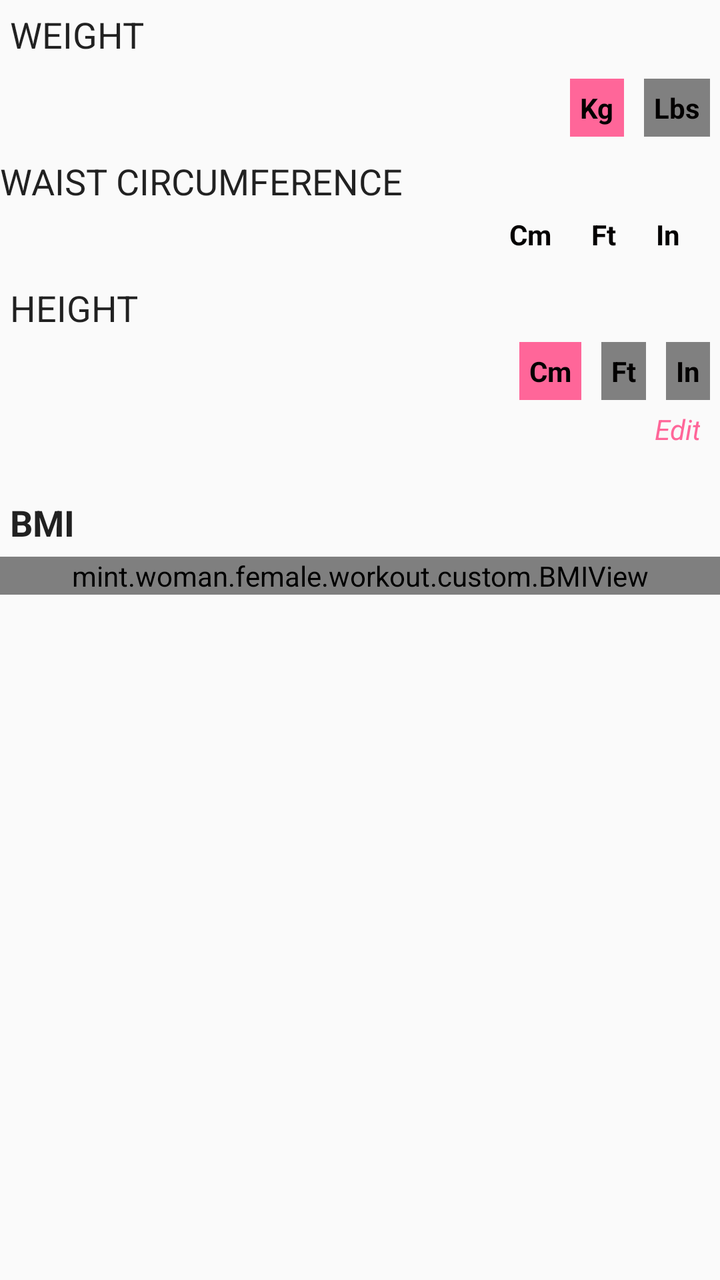
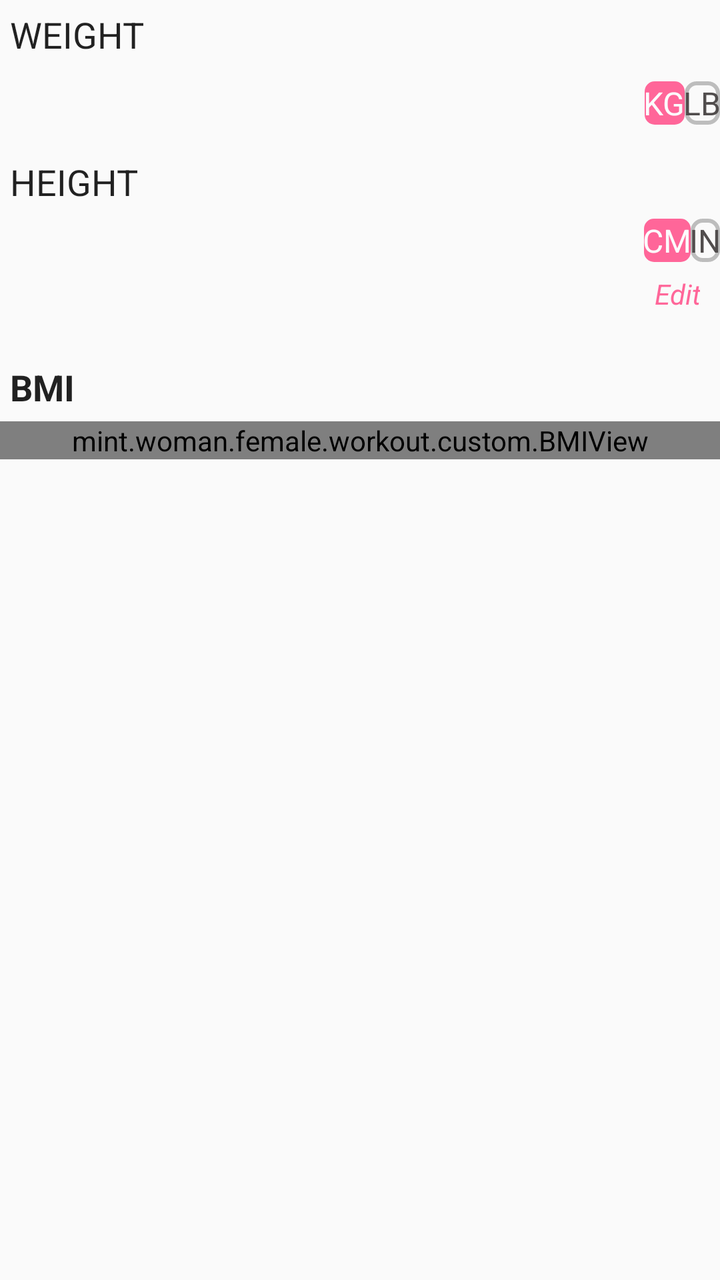

Two renders of the same Android screen: before a commit and after it. Below are the layout's source before the change and the commit's diff.
<!-- AndroidManifest.xml: application theme AppTheme -->
<!-- res/layout/fragment_bmi.xml -->
<?xml version="1.0" encoding="utf-8"?>
<LinearLayout xmlns:android="http://schemas.android.com/apk/res/android"
    xmlns:app="http://schemas.android.com/apk/res-auto"
    xmlns:tools="http://schemas.android.com/tools"
    android:layout_width="match_parent"
    android:layout_height="match_parent"
    android:orientation="vertical"
    tools:ignore="HardcodedText"
    tools:context=".fragment.BMIFragment">


    <LinearLayout
        android:layout_width="match_parent"
        android:layout_height="wrap_content"
        android:orientation="vertical">

        <TextView
            android:id="@+id/txt_weight"
            android:layout_width="match_parent"
            android:layout_height="wrap_content"
            android:layout_margin="5dp"
            android:layout_weight="1"
            android:text="@string/txt_weight"
            android:textAllCaps="true"
            android:textAppearance="@style/TextAppearance.AppCompat.Body1"
            android:textSize="18sp" />

        <LinearLayout
            android:layout_width="match_parent"
            android:layout_height="match_parent"
            android:layout_marginBottom="5dp"
            android:layout_marginTop="5dp"
            android:layout_weight="1"
            android:gravity="center_vertical"
            android:orientation="horizontal">

            <TextView
                android:id="@+id/edt_weight"
                android:layout_width="0dp"
                android:layout_height="wrap_content"
                android:layout_weight="1"
                android:ems="10"
                android:gravity="center"
                android:textAppearance="@style/TextAppearance.AppCompat.Body1"
                android:textSize="18sp"
                android:textStyle="bold"
                tools:ignore="NestedWeights" />

            <TextView
                android:id="@+id/txt_kg"
                android:layout_width="wrap_content"
                android:layout_height="wrap_content"
                android:layout_marginLeft="5dp"
                android:background="@color/colorAccent"
                android:padding="5dp"
                android:text="Kg"
                android:textColor="@color/Black"
                android:textStyle="bold"
                android:layout_marginStart="5dp" />

            <TextView
                android:id="@+id/txt_lbs"
                android:layout_width="wrap_content"
                android:layout_height="wrap_content"
                android:layout_marginLeft="10dp"
                android:layout_marginRight="5dp"
                android:background="@color/Gray"
                android:padding="5dp"
                android:text="Lbs"
                android:textColor="@color/Black"
                android:textStyle="bold"
                android:layout_marginEnd="5dp"
                android:layout_marginStart="10dp" />
        </LinearLayout>
    </LinearLayout>

    <LinearLayout
        android:layout_width="match_parent"
        android:layout_height="wrap_content"
        android:layout_marginRight="10dp"
        android:orientation="vertical">

        <TextView
            android:layout_width="match_parent"
            android:layout_height="wrap_content"
            android:layout_marginTop="5dp"
            android:layout_weight="1"
            android:text="@string/txt_waist_circumference"
            android:textAllCaps="true"
            android:textAppearance="@style/TextAppearance.AppCompat.Body1"
            android:textSize="18sp" />

        <LinearLayout
            android:layout_width="match_parent"
            android:layout_height="match_parent"
            android:layout_weight="1"
            android:orientation="horizontal">

            <TextView
                android:id="@+id/edt_waist"
                android:layout_width="0dp"
                android:layout_height="wrap_content"
                android:layout_weight="1"
                android:ems="10"
                android:gravity="center"
                android:inputType="numberDecimal"
                android:maxLength="10"
                android:textAppearance="@style/TextAppearance.AppCompat.Body1"
                android:textSize="18sp"
                android:textStyle="bold" />

            <TextView
                android:id="@+id/txt_cm1"
                android:layout_width="wrap_content"
                android:layout_height="wrap_content"
                android:layout_marginStart="5dp"
                android:layout_marginLeft="5dp"
                android:padding="5dp"
                android:text="Cm"
                android:textColor="@color/Black"
                android:textStyle="bold" />

            <TextView
                android:id="@+id/txt_ft1"
                android:layout_width="wrap_content"
                android:layout_height="wrap_content"
                android:layout_marginStart="10dp"
                android:layout_marginLeft="10dp"
                android:padding="5dp"
                android:text="Ft"
                android:textColor="@color/Black"
                android:textStyle="bold" />

            <TextView
                android:id="@+id/txt_inc1"
                android:layout_width="wrap_content"
                android:layout_height="wrap_content"
                android:layout_marginStart="10dp"
                android:layout_marginLeft="10dp"
                android:layout_marginEnd="5dp"
                android:layout_marginRight="5dp"
                android:padding="5dp"
                android:text="In"
                android:textColor="@color/Black"
                android:textStyle="bold" />
        </LinearLayout>
    </LinearLayout>
    <LinearLayout
        android:layout_width="match_parent"
        android:layout_height="wrap_content"
        android:layout_marginTop="5dp"
        android:orientation="vertical">

        <TextView
            android:id="@+id/txt_height"
            android:layout_width="match_parent"
            android:layout_height="wrap_content"
            android:layout_margin="5dp"
            android:layout_weight="1"
            android:text="@string/txt_height"
            android:textAllCaps="true"
            android:textAppearance="@style/TextAppearance.AppCompat.Body1"
            android:textSize="18sp" />

        <LinearLayout
            android:layout_width="match_parent"
            android:layout_height="match_parent"
            android:layout_marginBottom="5dp"
            android:layout_weight="1"
            android:gravity="center_vertical"
            android:orientation="horizontal">

            <TextView
                android:id="@+id/edt_height"
                android:layout_width="0dp"
                android:layout_height="wrap_content"
                android:layout_weight="1"
                android:ems="10"
                android:gravity="center"
                android:textAppearance="@style/TextAppearance.AppCompat.Body1"
                android:textSize="18sp"
                android:textStyle="bold"
                tools:ignore="NestedWeights" />

            <TextView
                android:id="@+id/txt_cm"
                android:layout_width="wrap_content"
                android:layout_height="wrap_content"
                android:layout_marginLeft="5dp"
                android:background="@color/colorAccent"
                android:padding="5dp"
                android:text="Cm"
                android:textColor="@color/Black"
                android:textStyle="bold"
                android:layout_marginStart="5dp"
                tools:ignore="HardcodedText" />

            <TextView
                android:id="@+id/txt_ft"
                android:layout_width="wrap_content"
                android:layout_height="wrap_content"
                android:layout_marginLeft="10dp"
                android:background="@color/Gray"
                android:padding="5dp"
                android:text="Ft"
                android:textColor="@color/Black"
                android:textStyle="bold"
                android:layout_marginStart="10dp" />

            <TextView
                android:id="@+id/txt_inc"
                android:layout_width="wrap_content"
                android:layout_height="wrap_content"
                android:layout_marginLeft="10dp"
                android:layout_marginRight="5dp"
                android:background="@color/Gray"
                android:padding="5dp"
                android:text="In"
                android:textColor="@color/Black"
                android:textStyle="bold"
                android:layout_marginStart="10dp"
                android:layout_marginEnd="5dp" />
        </LinearLayout>
    </LinearLayout>

    <TextView
        android:id="@+id/txt_edit"
        android:layout_width="match_parent"
        android:layout_height="wrap_content"
        android:layout_marginEnd="10dp"
        android:layout_marginRight="10dp"
        android:gravity="right"
        android:text="@string/txt_edit"
        android:textAllCaps="false"
        android:textColor="@color/colorAccent"
        android:textStyle="italic"
        tools:ignore="RtlHardcoded" />
    <LinearLayout
        android:layout_width="match_parent"
        android:layout_height="wrap_content"
        android:layout_marginTop="10dp"
        android:gravity="center"
        android:orientation="vertical"
        android:paddingBottom="10dp"
        android:paddingTop="10dp">

        <TextView
            android:id="@+id/txt_bmi_cal"
            android:layout_width="match_parent"
            android:layout_height="wrap_content"
            android:layout_margin="5dp"
            android:text="BMI"
            android:textAppearance="@style/TextAppearance.AppCompat.Body1"
            android:textSize="18sp"
            android:textStyle="bold" />

        <mint.woman.female.workout.custom.BMIView
            android:id="@+id/bmiView"
            android:layout_width="match_parent"
            android:layout_height="wrap_content"
            android:layout_marginRight="0dp"
            app:normalColor="#0A9710"
            app:obeseClass1Color="#F44336"
            app:obeseClass2Color="#C31A0E"
            app:obeseClass3Color="#570505"
            app:overweightColor="#EA9C83"
            app:severelyUnderweightColor="#009688"
            app:underweightColor="#2196F3"
            app:verySeverelyUnderweightColor="#200D0D"
            android:layout_marginEnd="0dp" />

        <TextView
            android:id="@+id/txt_status_bmi"
            android:layout_width="wrap_content"
            android:layout_height="wrap_content"
            android:layout_marginBottom="5dp"
            android:layout_marginTop="5dp"
            android:textColor="@color/colorAccent"
            android:textSize="24sp" />
    </LinearLayout>
</LinearLayout>
<!-- resources referenced by this layout -->
<resources>
  <color name="Black">#030101</color>
  <color name="Gray">#808080</color>
  <color name="colorAccent">#ff6699</color>
  <string name="txt_edit">Edit</string>
  <string name="txt_height">Height</string>
  <string name="txt_waist_circumference">Waist circumference</string>
  <string name="txt_weight">Weight</string>
  <style name="AppTheme" parent="Theme.AppCompat.DayNight.DarkActionBar">
          <item name="android:windowAnimationStyle">@style/animfade</item>
          <item name="colorPrimary">@color/colorPrimary</item>
          <item name="colorPrimaryDark">@color/colorPrimaryDark</item>
          <item name="colorAccent">@color/colorAccent</item>
      </style>
  <style name="animfade" parent="@android:style/Animation.Activity">
          <item name="android:activityOpenEnterAnimation">@anim/slide_in_from_right</item>
          <item name="android:activityOpenExitAnimation">@anim/slide_out_to_left</item>
          <item name="android:activityCloseEnterAnimation">@anim/slide_in_from_left</item>
          <item name="android:activityCloseExitAnimation">@anim/slide_out_to_right</item>
      </style>
  <color name="colorPrimary">#E91E63</color>
  <color name="colorPrimaryDark">#E91E63</color>
</resources>

<!-- the commit's change to res/layout/fragment_bmi.xml (unified diff, before → after) -->
@@ -5,8 +5,8 @@
     android:layout_width="match_parent"
     android:layout_height="match_parent"
     android:orientation="vertical"
-    tools:ignore="HardcodedText"
-    tools:context=".fragment.BMIFragment">
+    tools:context=".fragment.BMIFragment"
+    tools:ignore="HardcodedText">
 
 
     <LinearLayout
@@ -28,8 +28,8 @@
         <LinearLayout
             android:layout_width="match_parent"
             android:layout_height="match_parent"
+            android:layout_marginTop="5dp"
             android:layout_marginBottom="5dp"
-            android:layout_marginTop="5dp"
             android:layout_weight="1"
             android:gravity="center_vertical"
             android:orientation="horizontal">
@@ -46,103 +46,40 @@
                 android:textStyle="bold"
                 tools:ignore="NestedWeights" />
 
-            <TextView
-                android:id="@+id/txt_kg"
+            <RadioGroup
+                android:id="@+id/rgUnit"
                 android:layout_width="wrap_content"
                 android:layout_height="wrap_content"
-                android:layout_marginLeft="5dp"
-                android:background="@color/colorAccent"
-                android:padding="5dp"
-                android:text="Kg"
-                android:textColor="@color/Black"
-                android:textStyle="bold"
-                android:layout_marginStart="5dp" />
-
-            <TextView
-                android:id="@+id/txt_lbs"
-                android:layout_width="wrap_content"
-                android:layout_height="wrap_content"
-                android:layout_marginLeft="10dp"
-                android:layout_marginRight="5dp"
-                android:background="@color/Gray"
-                android:padding="5dp"
-                android:text="Lbs"
-                android:textColor="@color/Black"
-                android:textStyle="bold"
-                android:layout_marginEnd="5dp"
-                android:layout_marginStart="10dp" />
-        </LinearLayout>
-    </LinearLayout>
-
-    <LinearLayout
-        android:layout_width="match_parent"
-        android:layout_height="wrap_content"
-        android:layout_marginRight="10dp"
-        android:orientation="vertical">
-
-        <TextView
-            android:layout_width="match_parent"
-            android:layout_height="wrap_content"
-            android:layout_marginTop="5dp"
-            android:layout_weight="1"
-            android:text="@string/txt_waist_circumference"
-            android:textAllCaps="true"
-            android:textAppearance="@style/TextAppearance.AppCompat.Body1"
-            android:textSize="18sp" />
-
-        <LinearLayout
-            android:layout_width="match_parent"
-            android:layout_height="match_parent"
-            android:layout_weight="1"
-            android:orientation="horizontal">
-
-            <TextView
-                android:id="@+id/edt_waist"
-                android:layout_width="0dp"
-                android:layout_height="wrap_content"
-                android:layout_weight="1"
-                android:ems="10"
-                android:gravity="center"
-                android:inputType="numberDecimal"
-                android:maxLength="10"
-                android:textAppearance="@style/TextAppearance.AppCompat.Body1"
-                android:textSize="18sp"
-                android:textStyle="bold" />
-
-            <TextView
-                android:id="@+id/txt_cm1"
-                android:layout_width="wrap_content"
-                android:layout_height="wrap_content"
-                android:layout_marginStart="5dp"
-                android:layout_marginLeft="5dp"
-                android:padding="5dp"
-                android:text="Cm"
-                android:textColor="@color/Black"
-                android:textStyle="bold" />
-
-            <TextView
-                android:id="@+id/txt_ft1"
-                android:layout_width="wrap_content"
-                android:layout_height="wrap_content"
-                android:layout_marginStart="10dp"
-                android:layout_marginLeft="10dp"
-                android:padding="5dp"
-                android:text="Ft"
-                android:textColor="@color/Black"
-                android:textStyle="bold" />
-
-            <TextView
-                android:id="@+id/txt_inc1"
-                android:layout_width="wrap_content"
-                android:layout_height="wrap_content"
-                android:layout_marginStart="10dp"
-                android:layout_marginLeft="10dp"
-                android:layout_marginEnd="5dp"
-                android:layout_marginRight="5dp"
-                android:padding="5dp"
-                android:text="In"
-                android:textColor="@color/Black"
-                android:textStyle="bold" />
+                android:layout_marginVertical="@dimen/_5sdp"
+                android:orientation="horizontal">
+
+                <RadioButton
+                    android:id="@+id/rdKg"
+                    android:layout_width="wrap_content"
+                    android:layout_height="wrap_content"
+                    android:background="@drawable/tab_color_selector"
+                    android:button="@android:color/transparent"
+                    android:checked="true"
+                    android:paddingHorizontal="@dimen/_5sdp"
+                    android:paddingVertical="@dimen/_5sdp"
+                    android:text="KG"
+                    android:textColor="@drawable/radio_button_text_selector"
+                    android:textSize="16sp" />
+
+                <RadioButton
+                    android:id="@+id/rdLb"
+                    android:layout_width="wrap_content"
+                    android:layout_height="wrap_content"
+                    android:layout_marginLeft="@dimen/_5sdp"
+                    android:background="@drawable/tab_color_selector"
+                    android:button="@android:color/transparent"
+                    android:checked="false"
+                    android:paddingHorizontal="@dimen/_5sdp"
+                    android:paddingVertical="@dimen/_5sdp"
+                    android:text="LB"
+                    android:textColor="@drawable/radio_button_text_selector"
+                    android:textSize="16sp" />
+            </RadioGroup>
         </LinearLayout>
     </LinearLayout>
     <LinearLayout
@@ -182,44 +119,40 @@
                 android:textStyle="bold"
                 tools:ignore="NestedWeights" />
 
-            <TextView
-                android:id="@+id/txt_cm"
+            <RadioGroup
+                android:id="@+id/rgUnit2"
                 android:layout_width="wrap_content"
                 android:layout_height="wrap_content"
-                android:layout_marginLeft="5dp"
-                android:background="@color/colorAccent"
-                android:padding="5dp"
-                android:text="Cm"
-                android:textColor="@color/Black"
-                android:textStyle="bold"
-                android:layout_marginStart="5dp"
-                tools:ignore="HardcodedText" />
-
-            <TextView
-                android:id="@+id/txt_ft"
-                android:layout_width="wrap_content"
-                android:layout_height="wrap_content"
-                android:layout_marginLeft="10dp"
-                android:background="@color/Gray"
-                android:padding="5dp"
-                android:text="Ft"
-                android:textColor="@color/Black"
-                android:textStyle="bold"
-                android:layout_marginStart="10dp" />
-
-            <TextView
-                android:id="@+id/txt_inc"
-                android:layout_width="wrap_content"
-                android:layout_height="wrap_content"
-                android:layout_marginLeft="10dp"
-                android:layout_marginRight="5dp"
-                android:background="@color/Gray"
-                android:padding="5dp"
-                android:text="In"
-                android:textColor="@color/Black"
-                android:textStyle="bold"
-                android:layout_marginStart="10dp"
-                android:layout_marginEnd="5dp" />
+                android:layout_marginVertical="@dimen/_5sdp"
+                android:orientation="horizontal">
+
+                <RadioButton
+                    android:id="@+id/rdKg2"
+                    android:layout_width="wrap_content"
+                    android:layout_height="wrap_content"
+                    android:background="@drawable/tab_color_selector"
+                    android:button="@android:color/transparent"
+                    android:checked="true"
+                    android:paddingHorizontal="@dimen/_5sdp"
+                    android:paddingVertical="@dimen/_5sdp"
+                    android:text="CM"
+                    android:textColor="@drawable/radio_button_text_selector"
+                    android:textSize="16sp" />
+
+                <RadioButton
+                    android:id="@+id/rdLb2"
+                    android:layout_width="wrap_content"
+                    android:layout_height="wrap_content"
+                    android:layout_marginLeft="@dimen/_5sdp"
+                    android:background="@drawable/tab_color_selector"
+                    android:button="@android:color/transparent"
+                    android:checked="false"
+                    android:paddingHorizontal="@dimen/_5sdp"
+                    android:paddingVertical="@dimen/_5sdp"
+                    android:text="IN"
+                    android:textColor="@drawable/radio_button_text_selector"
+                    android:textSize="16sp" />
+            </RadioGroup>
         </LinearLayout>
     </LinearLayout>
 
@@ -235,14 +168,15 @@
         android:textColor="@color/colorAccent"
         android:textStyle="italic"
         tools:ignore="RtlHardcoded" />
+
     <LinearLayout
         android:layout_width="match_parent"
         android:layout_height="wrap_content"
         android:layout_marginTop="10dp"
         android:gravity="center"
         android:orientation="vertical"
-        android:paddingBottom="10dp"
-        android:paddingTop="10dp">
+        android:paddingTop="10dp"
+        android:paddingBottom="10dp">
 
         <TextView
             android:id="@+id/txt_bmi_cal"
@@ -273,8 +207,8 @@
             android:id="@+id/txt_status_bmi"
             android:layout_width="wrap_content"
             android:layout_height="wrap_content"
+            android:layout_marginTop="5dp"
             android:layout_marginBottom="5dp"
-            android:layout_marginTop="5dp"
             android:textColor="@color/colorAccent"
             android:textSize="24sp" />
     </LinearLayout>
<!-- resource entries referenced after the edit -->
@@ -1,11 +1,52 @@
 <!-- resources referenced by this layout -->
 <resources>
-  <color name="Black">#030101</color>
-  <color name="Gray">#808080</color>
   <color name="colorAccent">#ff6699</color>
+  <!-- drawable radio_button_text_selector (drawable) -->
+  <?xml version="1.0" encoding="utf-8"?>
+  <selector xmlns:android="http://schemas.android.com/apk/res/android">
+      <item android:state_focused="true"
+          android:color="#2196F3" />
+  
+      <item
+          android:state_pressed="true"
+          android:state_enabled="false"
+          android:color="#4CAF50" />
+  
+      <item android:color="#FCFCFD"
+          android:state_checked="true"/>
+  
+      <item
+          android:state_enabled="false"
+          android:color="#2196F3" />
+  
+      <item android:color="#514D4D" />
+  </selector>
+  <!-- drawable tab_color_selector (drawable) -->
+  <?xml version="1.0" encoding="utf-8"?>
+  <selector xmlns:android="http://schemas.android.com/apk/res/android">
+      <item android:state_selected="true">
+          <shape android:shape="rectangle"  >
+              <corners android:radius="5dp" />
+              <solid android:color="@color/colorAccent"/>
+          </shape>
+      </item>
+      <item android:state_checked="true">
+          <shape android:shape="rectangle"  >
+              <corners android:radius="5dp" />
+              <solid android:color="@color/colorAccent"/>
+          </shape>
+      </item>
+      <item>
+          <shape android:shape="rectangle"  >
+              <corners android:radius="5dp" />
+              <stroke
+                  android:width="2dp"
+                  android:color="@color/gray_400"/>
+          </shape>
+      </item>
+  </selector>
   <string name="txt_edit">Edit</string>
   <string name="txt_height">Height</string>
-  <string name="txt_waist_circumference">Waist circumference</string>
   <string name="txt_weight">Weight</string>
   <style name="AppTheme" parent="Theme.AppCompat.DayNight.DarkActionBar">
           <item name="android:windowAnimationStyle">@style/animfade</item>
@@ -13,6 +54,7 @@
           <item name="colorPrimaryDark">@color/colorPrimaryDark</item>
           <item name="colorAccent">@color/colorAccent</item>
       </style>
+  <color name="gray_400">#FFBDBDBD</color>
   <style name="animfade" parent="@android:style/Animation.Activity">
           <item name="android:activityOpenEnterAnimation">@anim/slide_in_from_right</item>
           <item name="android:activityOpenExitAnimation">@anim/slide_out_to_left</item>
